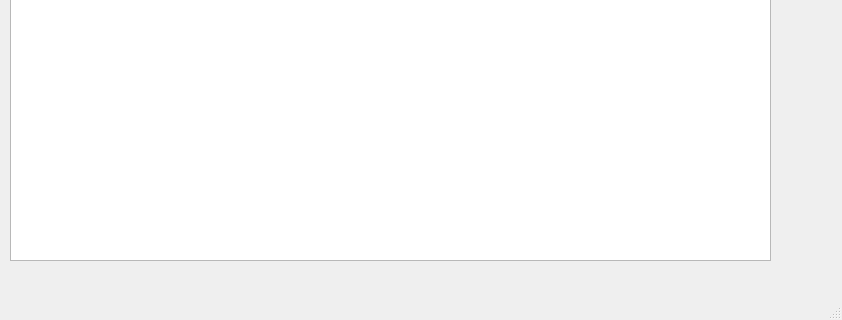
First picture: the form in testClientGui.ui, repository NeziY/Browser_Server, before the edit; both pictures show x 0 to 842 and y 280 to 600 of the 842 by 600 pixel window.
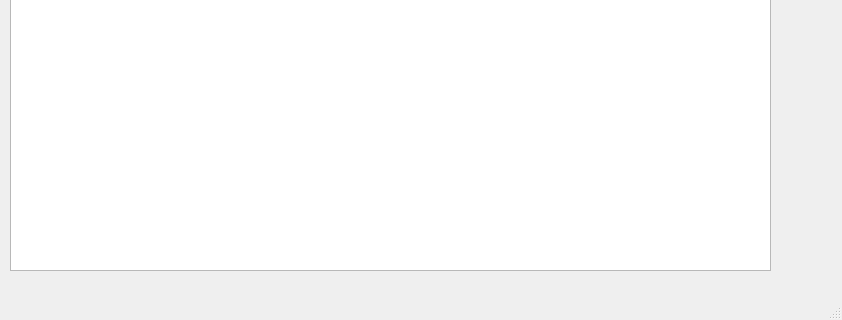
Second picture: the form after the edit.

Patch:
```diff
--- a/testClientGui.ui
+++ b/testClientGui.ui
@@ -37,13 +37,13 @@
      </rect>
     </property>
    </widget>
-   <widget class="QTextEdit" name="viewer_txt_bx">
+   <widget class="QTextBrowser" name="txt_browser">
     <property name="geometry">
      <rect>
       <x>10</x>
       <y>40</y>
       <width>761</width>
-      <height>501</height>
+      <height>511</height>
      </rect>
     </property>
    </widget>
```
